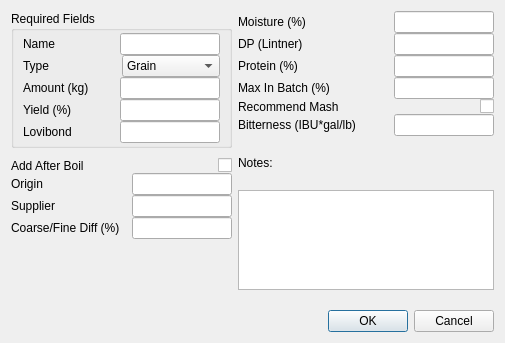
Old version of the form fermentableEditor.ui in the repository Brewtarget/brewtarget.
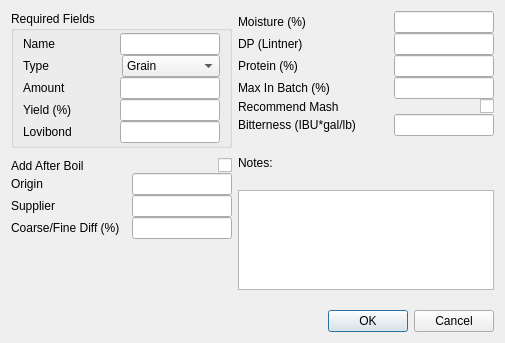
New version of the form.

```diff
--- a/fermentableEditor.ui
+++ b/fermentableEditor.ui
@@ -105,7 +105,7 @@
           <item>
            <widget class="QLabel" name="label_3" >
             <property name="text" >
-             <string>Amount (kg)</string>
+             <string>Amount</string>
             </property>
            </widget>
           </item>
```
